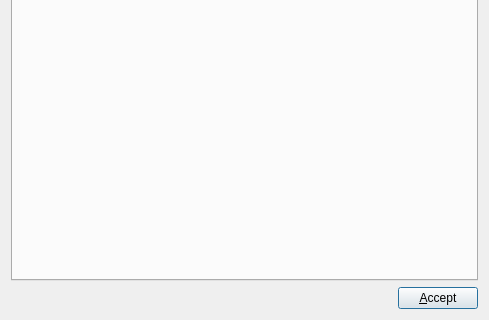
Above: Koo/ui/error.ui from xrg/openerp-client-kde before the change; both pictures show x 0 to 489 and y 350 to 670 of the 489 by 670 pixel window. Below: the same form after it.
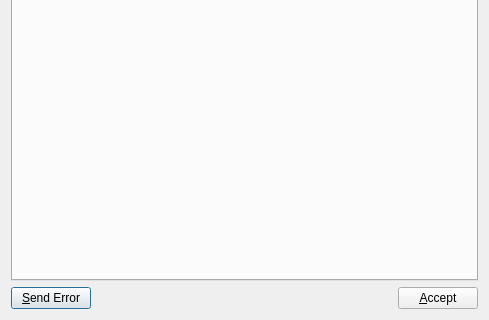
That is the form after the change. Icons and pictures are not drawn.

Commit message: [IMP] Add 'Send Error' button to ErrorDialog to send the backtrace by e-mail.

What changed in the file:
```diff
--- a/Koo/ui/error.ui
+++ b/Koo/ui/error.ui
@@ -132,7 +132,18 @@
     </widget>
    </item>
    <item>
-    <layout class="QHBoxLayout" >
+    <layout class="QHBoxLayout">
+     <item>
+      <widget class="QPushButton" name="pushSend">
+       <property name="text">
+        <string>&amp;Send Error</string>
+       </property>
+       <property name="icon">
+        <iconset resource="common.qrc">
+         <normaloff>:/images/send-request.png</normaloff>:/images/send-request.png</iconset>
+       </property>
+      </widget>
+     </item>
      <item>
       <spacer>
        <property name="orientation" >
```
Left out of the diff: 106 changed lines with no effect on the pictures. The commit also changes 2 other files.
